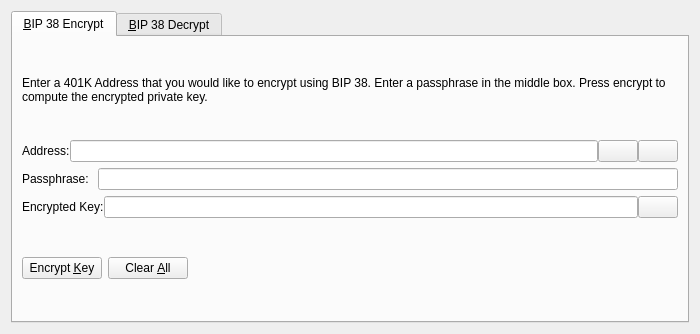
This is src/qt/forms/bip38tooldialog.ui in bestsolutionit/401KCoin as Qt 5 draws it before an edit. The edited form follows.
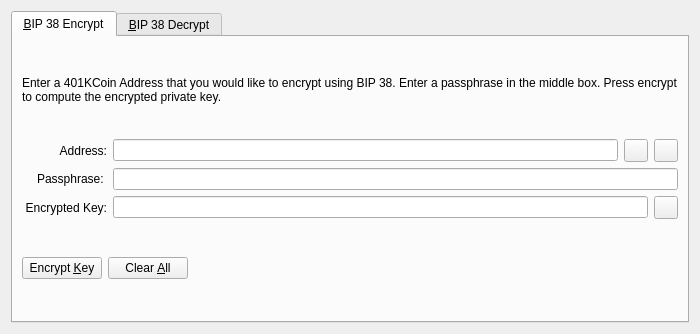
This is the edited form. The open tabs and pages were chosen to show the change. Icons and pictures are not drawn. Custom widgets are drawn as their Qt base class.

Commit message: added zero coin and updated coin for mac osx

Diff of the .ui file:
```diff
--- a/src/qt/forms/bip38tooldialog.ui
+++ b/src/qt/forms/bip38tooldialog.ui
@@ -30,7 +30,7 @@
        <item>
         <widget class="QLabel" name="infoLabel_ENC">
          <property name="text">
-          <string>Enter a 401K Address that you would like to encrypt using BIP 38. Enter a passphrase in the middle box. Press encrypt to compute the encrypted private key.</string>
+          <string>Enter a 401KCoin Address that you would like to encrypt using BIP 38. Enter a passphrase in the middle box. Press encrypt to compute the encrypted private key.</string>
          </property>
          <property name="textFormat">
           <enum>Qt::PlainText</enum>
@@ -42,11 +42,17 @@
        </item>
        <item>
         <layout class="QHBoxLayout" name="horizontalLayout_1_ENC">
-         <property name="spacing">
-          <number>0</number>
-         </property>
          <item>
           <widget class="QLabel" name="label_5">
+           <property name="alignment">
+            <set>Qt::AlignRight|Qt::AlignTrailing|Qt::AlignVCenter</set>
+           </property>
+           <property name="minimumSize">
+            <size>
+             <width>85</width>
+             <height>0</height>
+            </size>
+           </property>
            <property name="text">
             <string>Address:</string>
            </property>
@@ -60,7 +66,7 @@
           </widget>
          </item>
          <item>
-          <widget class="QPushButton" name="addressBookButton_ENC">
+          <widget class="QToolButton" name="addressBookButton_ENC">
            <property name="toolTip">
             <string>Choose previously used address</string>
            </property>
@@ -74,13 +80,10 @@
            <property name="shortcut">
             <string>Alt+A</string>
            </property>
-           <property name="autoDefault">
-            <bool>false</bool>
-           </property>
           </widget>
          </item>
          <item>
-          <widget class="QPushButton" name="pasteButton_ENC">
+          <widget class="QToolButton" name="pasteButton_ENC">
            <property name="toolTip">
             <string>Paste address from clipboard</string>
            </property>
@@ -94,9 +97,6 @@
            <property name="shortcut">
             <string>Alt+P</string>
            </property>
-           <property name="autoDefault">
-            <bool>false</bool>
-           </property>
           </widget>
          </item>
         </layout>
@@ -105,6 +105,15 @@
         <layout class="QHBoxLayout" name="horizontalLayout_5">
          <item>
           <widget class="QLabel" name="label_6">
+           <property name="alignment">
+            <set>Qt::AlignRight|Qt::AlignTrailing|Qt::AlignVCenter</set>
+           </property>
+           <property name="minimumSize">
+            <size>
+             <width>85</width>
+             <height>0</height>
+            </size>
+           </property>
            <property name="text">
             <string>Passphrase: </string>
            </property>
@@ -121,11 +130,17 @@
        </item>
        <item>
         <layout class="QHBoxLayout" name="horizontalLayout_2_ENC">
-         <property name="spacing">
-          <number>0</number>
-         </property>
          <item>
           <widget class="QLabel" name="encryptedKeyLabel_ENC">
+           <property name="alignment">
+            <set>Qt::AlignRight|Qt::AlignTrailing|Qt::AlignVCenter</set>
+           </property>
+           <property name="minimumSize">
+            <size>
+             <width>85</width>
+             <height>0</height>
+            </size>
+           </property>
            <property name="text">
             <string>Encrypted Key:</string>
            </property>
@@ -147,7 +162,7 @@
           </widget>
          </item>
          <item>
-          <widget class="QPushButton" name="copyKeyButton_ENC">
+          <widget class="QToolButton" name="copyKeyButton_ENC">
            <property name="toolTip">
             <string>Copy the current signature to the system clipboard</string>
            </property>
@@ -158,9 +173,6 @@
             <iconset resource="../401kcoin.qrc">
              <normaloff>:/icons/editcopy</normaloff>:/icons/editcopy</iconset>
            </property>
-           <property name="autoDefault">
-            <bool>false</bool>
-           </property>
           </widget>
          </item>
         </layout>
```
Left out of the diff: 50 changed lines with no effect on the pictures. The commit also changes 785 other files.
